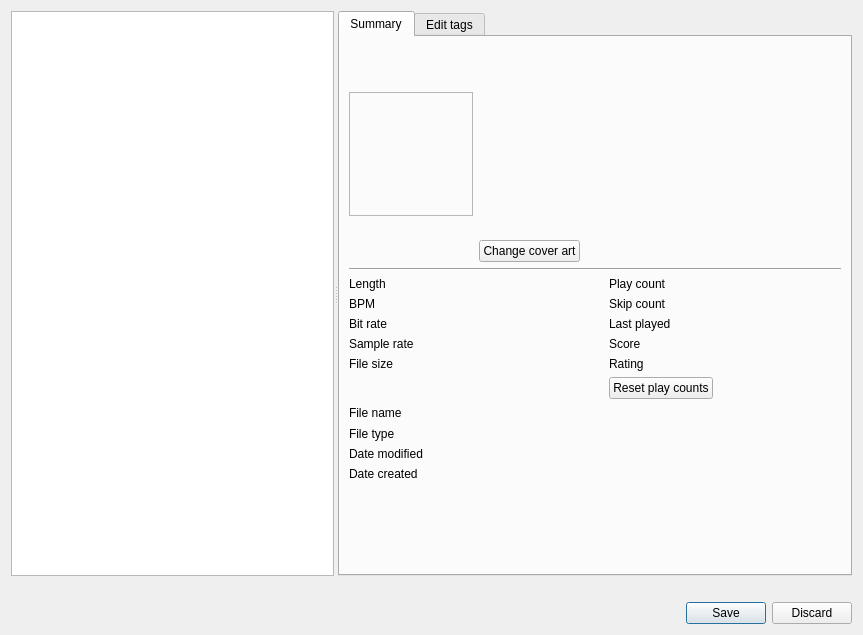
Above: src/ui/edittagdialog.ui from clementine-player/Clementine before the change. Below: the same form after it.
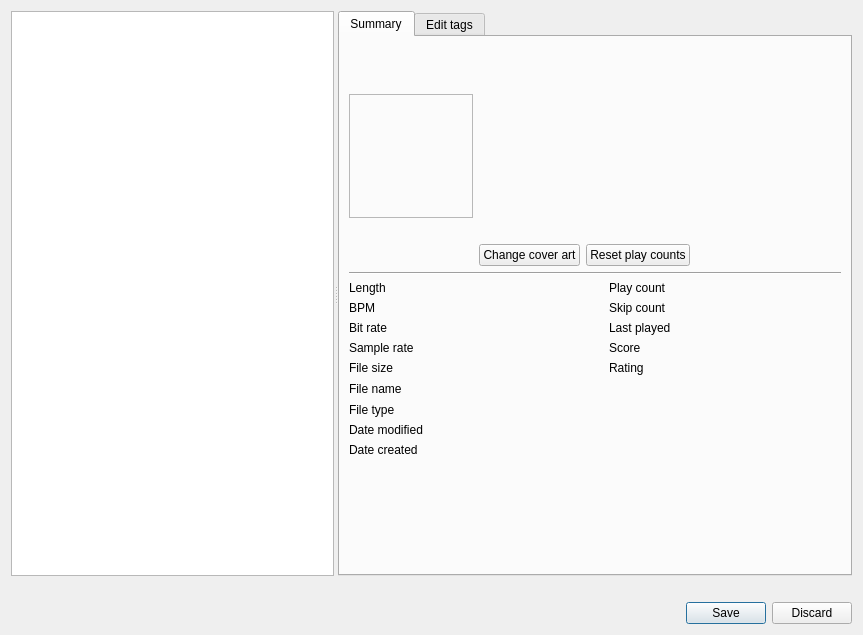
That is the form after the change. Icons and pictures are not drawn. Custom widgets are drawn as their Qt base class.

Commit message: Move the "Reset play counts" button in the edit tag dialog

The edit to the form file:
```diff
--- a/src/ui/edittagdialog.ui
+++ b/src/ui/edittagdialog.ui
@@ -36,9 +36,9 @@
        <attribute name="title">
         <string>Summary</string>
        </attribute>
-       <layout class="QVBoxLayout" name="verticalLayout">
+       <layout class="QVBoxLayout" name="verticalLayout_2">
         <item>
-         <layout class="QHBoxLayout" name="horizontalLayout">
+         <layout class="QHBoxLayout" name="horizontalLayout_2">
           <item>
            <widget class="QLabel" name="art">
             <property name="sizePolicy">
@@ -68,10 +68,7 @@
            </widget>
           </item>
           <item>
-           <layout class="QVBoxLayout" name="verticalLayout_2">
-            <property name="spacing">
-             <number>2</number>
-            </property>
+           <layout class="QVBoxLayout" name="verticalLayout">
             <item>
              <widget class="QTextEdit" name="summary">
               <property name="sizePolicy">
@@ -94,6 +91,8 @@
              </widget>
             </item>
             <item>
+             <layout class="QHBoxLayout" name="horizontalLayout">
+              <item>
              <widget class="QPushButton" name="summary_art_button">
               <property name="sizePolicy">
                <sizepolicy hsizetype="Fixed" vsizetype="Fixed">
@@ -106,6 +105,34 @@
               </property>
              </widget>
             </item>
+              <item>
+               <widget class="QPushButton" name="playcount_reset">
+                <property name="sizePolicy">
+                 <sizepolicy hsizetype="Fixed" vsizetype="Fixed">
+                  <horstretch>0</horstretch>
+                  <verstretch>0</verstretch>
+                 </sizepolicy>
+                </property>
+                <property name="text">
+                 <string>Reset play counts</string>
+                </property>
+               </widget>
+              </item>
+              <item>
+               <spacer name="horizontalSpacer">
+                <property name="orientation">
+                 <enum>Qt::Horizontal</enum>
+                </property>
+                <property name="sizeHint" stdset="0">
+                 <size>
+                  <width>40</width>
+                  <height>20</height>
+                 </size>
+                </property>
+               </spacer>
+              </item>
+             </layout>
+            </item>
            </layout>
           </item>
          </layout>
@@ -118,7 +145,7 @@
          </widget>
         </item>
         <item>
-         <layout class="QGridLayout" name="gridLayout_3" rowstretch="0,0,0,0,0,0,0,0,0,0">
+         <layout class="QGridLayout" name="gridLayout_3" rowstretch="0,0,0,0,0,0,0,0,0">
           <property name="horizontalSpacing">
            <number>18</number>
           </property>
@@ -448,20 +475,7 @@
             </property>
            </widget>
           </item>
-          <item row="5" column="2" colspan="2">
-           <widget class="QPushButton" name="playcount_reset">
-            <property name="sizePolicy">
-             <sizepolicy hsizetype="Fixed" vsizetype="Fixed">
-              <horstretch>0</horstretch>
-              <verstretch>0</verstretch>
-             </sizepolicy>
-            </property>
-            <property name="text">
-             <string>Reset play counts</string>
-            </property>
-           </widget>
-          </item>
-          <item row="7" column="0">
+          <item row="6" column="0">
            <widget class="QLabel" name="filetype_label">
             <property name="sizePolicy">
              <sizepolicy hsizetype="Fixed" vsizetype="Preferred">
@@ -477,7 +491,7 @@
             </property>
            </widget>
           </item>
-          <item row="7" column="1" colspan="3">
+          <item row="6" column="1" colspan="3">
            <widget class="QLabel" name="filetype">
             <property name="sizePolicy">
              <sizepolicy hsizetype="Expanding" vsizetype="Preferred">
@@ -496,7 +510,7 @@
             </property>
            </widget>
           </item>
-          <item row="8" column="0">
+          <item row="7" column="0">
            <widget class="QLabel" name="mtime_label">
             <property name="sizePolicy">
              <sizepolicy hsizetype="Fixed" vsizetype="Preferred">
@@ -512,7 +526,7 @@
             </property>
            </widget>
           </item>
-          <item row="8" column="1" colspan="3">
+          <item row="7" column="1" colspan="3">
            <widget class="QLabel" name="mtime">
             <property name="wordWrap">
              <bool>true</bool>
@@ -522,7 +536,7 @@
             </property>
            </widget>
           </item>
-          <item row="9" column="0">
+          <item row="8" column="0">
            <widget class="QLabel" name="ctime_label">
             <property name="sizePolicy">
              <sizepolicy hsizetype="Fixed" vsizetype="Preferred">
@@ -538,7 +552,7 @@
             </property>
            </widget>
           </item>
-          <item row="9" column="1" colspan="3">
+          <item row="8" column="1" colspan="3">
            <widget class="QLabel" name="ctime">
             <property name="wordWrap">
              <bool>true</bool>
@@ -548,7 +562,7 @@
             </property>
            </widget>
           </item>
-          <item row="6" column="0">
+          <item row="5" column="0">
            <widget class="QLabel" name="filename_label">
             <property name="text">
              <string>File name</string>
@@ -558,7 +572,7 @@
             </property>
            </widget>
           </item>
-          <item row="6" column="1" colspan="3">
+          <item row="5" column="1" colspan="3">
            <widget class="QLineEdit" name="filename">
             <property name="styleSheet">
              <string notr="true">QLineEdit {
```
Lines whose indentation alone changed are shown as unchanged.
